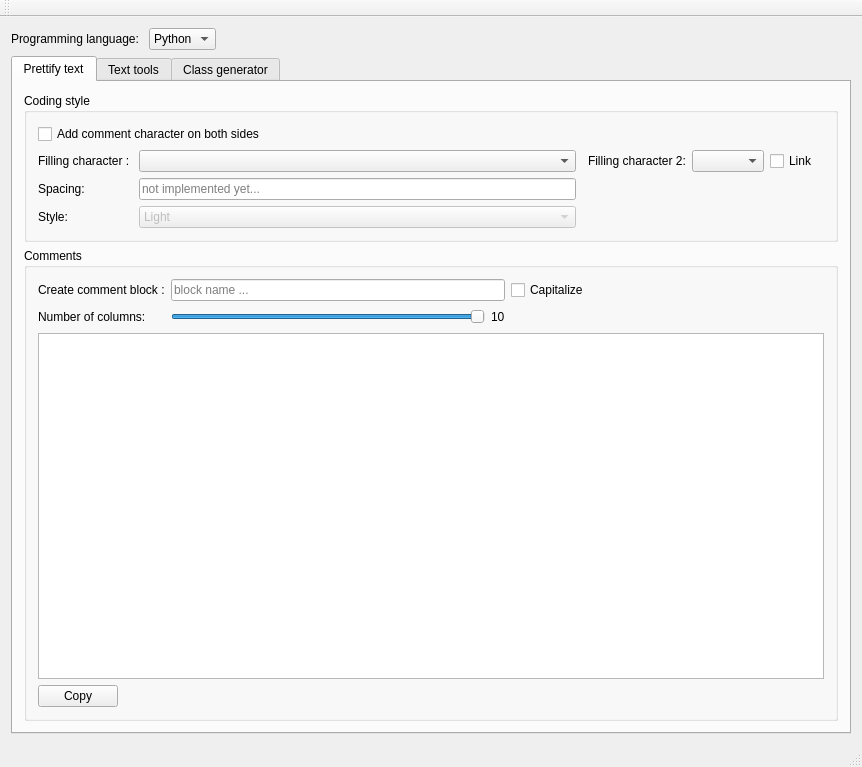
This is CodeHelper/mainwindow.ui in matthiaszeller/CodeHelper as Qt 5 draws it before an edit. The edited form follows.
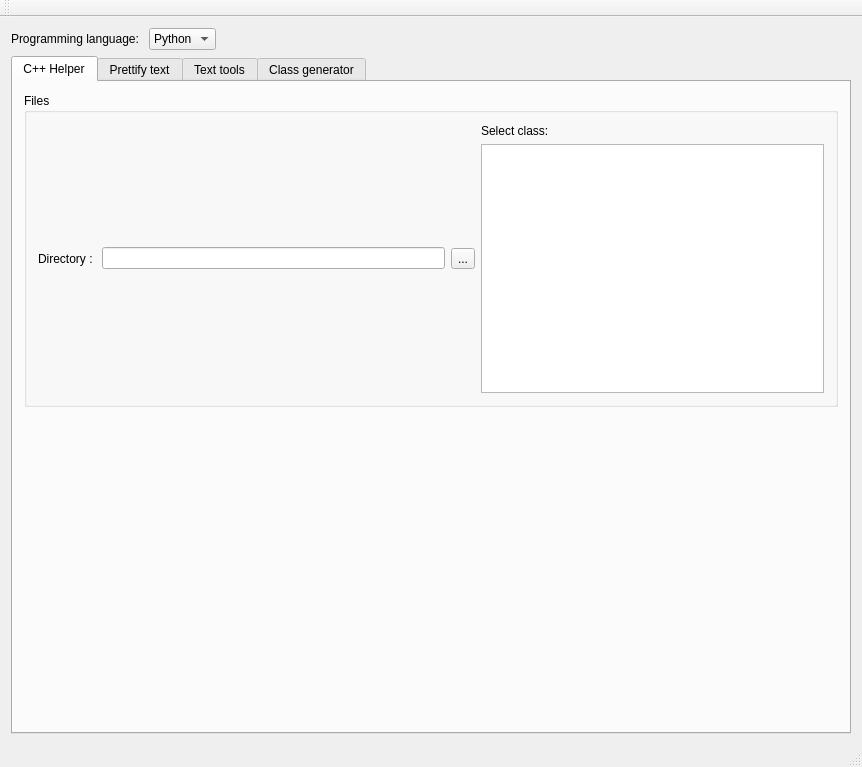
This is the edited form.

Commit message: new cpp helper tab, draft of the features in mainwindow

What changed in the file:
```diff
--- a/CodeHelper/mainwindow.ui
+++ b/CodeHelper/mainwindow.ui
@@ -58,6 +58,70 @@
       <property name="currentIndex">
        <number>0</number>
       </property>
+      <widget class="QWidget" name="tab_3">
+       <attribute name="title">
+        <string>C++ Helper</string>
+       </attribute>
+       <layout class="QVBoxLayout" name="verticalLayout_4">
+        <item>
+         <widget class="QGroupBox" name="groupBox_5">
+          <property name="title">
+           <string>Files</string>
+          </property>
+          <layout class="QGridLayout" name="gridLayout_6">
+           <item row="0" column="1">
+            <widget class="QLineEdit" name="lineEdit_cpp_dir">
+             <property name="readOnly">
+              <bool>true</bool>
+             </property>
+            </widget>
+           </item>
+           <item row="0" column="2">
+            <widget class="QToolButton" name="toolButton_cpp_dir">
+             <property name="text">
+              <string>...</string>
+             </property>
+            </widget>
+           </item>
+           <item row="0" column="0">
+            <widget class="QLabel" name="label_12">
+             <property name="text">
+              <string>Directory : </string>
+             </property>
+            </widget>
+           </item>
+           <item row="0" column="3">
+            <layout class="QVBoxLayout" name="verticalLayout_6">
+             <item>
+              <widget class="QLabel" name="label_13">
+               <property name="text">
+                <string>Select class:</string>
+               </property>
+              </widget>
+             </item>
+             <item>
+              <widget class="QListWidget" name="listWidget_cpp_classes"/>
+             </item>
+            </layout>
+           </item>
+          </layout>
+         </widget>
+        </item>
+        <item>
+         <spacer name="verticalSpacer">
+          <property name="orientation">
+           <enum>Qt::Vertical</enum>
+          </property>
+          <property name="sizeHint" stdset="0">
+           <size>
+            <width>20</width>
+            <height>40</height>
+           </size>
+          </property>
+         </spacer>
+        </item>
+       </layout>
+      </widget>
       <widget class="QWidget" name="tab_2">
        <attribute name="title">
         <string>Prettify text</string>
```
The commit also changes 2 other files.
